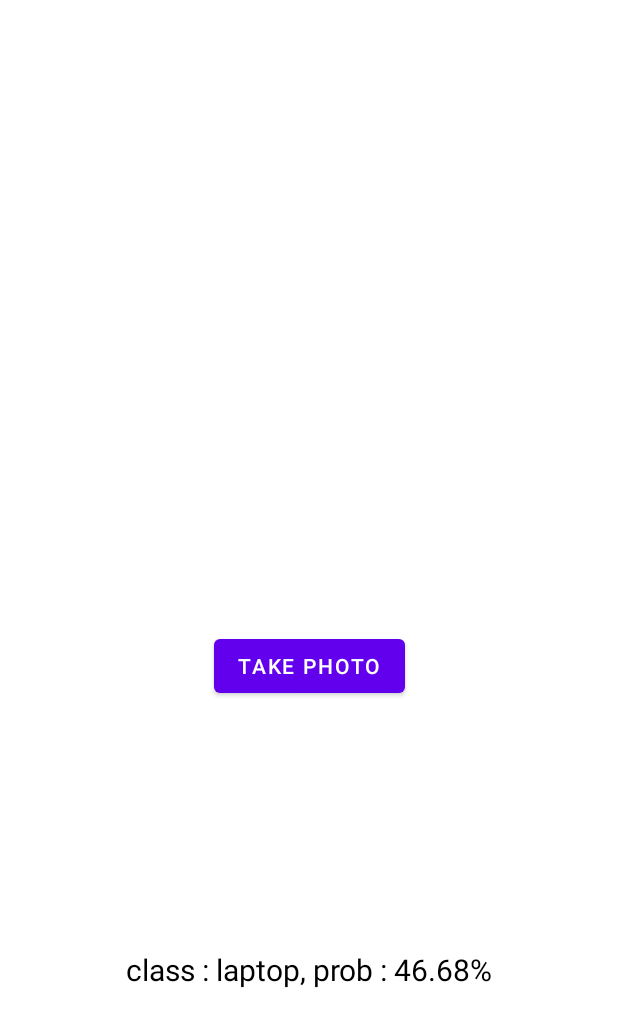
After one commit to sport0102/tflite-image-classifier, an Android app: the layout activity_camera.xml on its own in the app's theme, with its tools: preview values and no code run, on a phone screen of 412 x 824 dp. The commit adds this screen. Shown: the top 1027 px of the screen. Run offline under Robolectric (Android 15) with nearby library versions, the phone set to English and light mode, and no system bars.

Commit message:
카메라로 찍은 이미지로 추론하기

```diff
--- /dev/null
+++ b/app/src/main/res/layout/activity_camera.xml
@@ -0,0 +1,41 @@
+<?xml version="1.0" encoding="utf-8"?>
+<androidx.constraintlayout.widget.ConstraintLayout xmlns:android="http://schemas.android.com/apk/res/android"
+    xmlns:app="http://schemas.android.com/apk/res-auto"
+    xmlns:tools="http://schemas.android.com/tools"
+    android:layout_width="match_parent"
+    android:layout_height="match_parent"
+    android:background="@color/white"
+    tools:context=".CameraActivity">
+
+    <ImageView
+        android:id="@+id/image_photo"
+        android:layout_width="0dp"
+        android:layout_height="0dp"
+        app:layout_constraintDimensionRatio="1:1"
+        app:layout_constraintEnd_toEndOf="parent"
+        app:layout_constraintStart_toStartOf="parent"
+        app:layout_constraintTop_toTopOf="parent" />
+
+    <Button
+        android:id="@+id/btn_take_photo"
+        android:layout_width="wrap_content"
+        android:layout_height="wrap_content"
+        android:layout_marginTop="8dp"
+        android:text="TAKE PHOTO"
+        app:layout_constraintEnd_toEndOf="parent"
+        app:layout_constraintStart_toStartOf="parent"
+        app:layout_constraintTop_toBottomOf="@+id/image_photo" />
+
+    <TextView
+        android:id="@+id/text_result"
+        android:layout_width="wrap_content"
+        android:layout_height="wrap_content"
+        android:textSize="20sp"
+        android:textColor="@color/black"
+        app:layout_constraintBottom_toBottomOf="parent"
+        app:layout_constraintEnd_toEndOf="parent"
+        app:layout_constraintStart_toStartOf="parent"
+        app:layout_constraintTop_toBottomOf="@+id/btn_take_photo"
+        tools:text="class : laptop, prob : 46.68%" />
+
+</androidx.constraintlayout.widget.ConstraintLayout>
```
Also changed, not shown: app/src/main/AndroidManifest.xml (+17 -0 lines), app/src/main/java/com/aiden/tflite/tfliteimageclassifier/CameraActivity.kt (added, +84 -0 lines), app/src/main/java/com/aiden/tflite/tfliteimageclassifier/MainActivity.kt (+8 -2 lines), app/src/main/res/layout/activity_main.xml (+10 -0 lines), app/src/main/res/xml/provider_paths.xml (added, +9 -0 lines).
